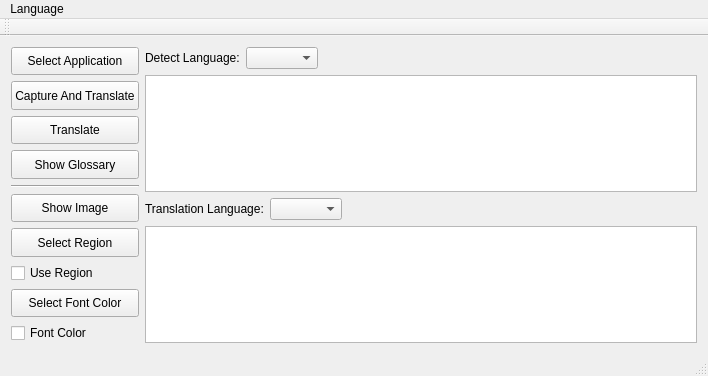
wlssirius/ChaosTranslate, file RealTimeTranslator.ui: the form before one commit.
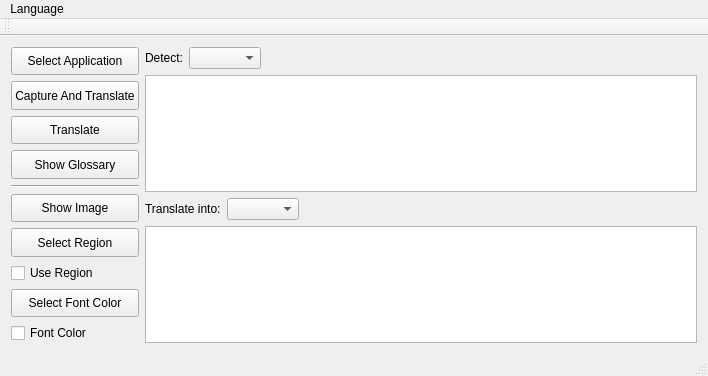
The form after the commit. Icons and pictures are not drawn.

Patch:
```diff
--- a/RealTimeTranslator.ui
+++ b/RealTimeTranslator.ui
@@ -166,7 +166,7 @@
            </sizepolicy>
           </property>
           <property name="text">
-           <string>Detect Language:</string>
+           <string>Detect:</string>
           </property>
          </widget>
         </item>
@@ -203,7 +203,7 @@
         <item>
          <widget class="QLabel" name="label_2">
           <property name="text">
-           <string>Translation Language:</string>
+           <string>Translate into:</string>
           </property>
          </widget>
         </item>
```
